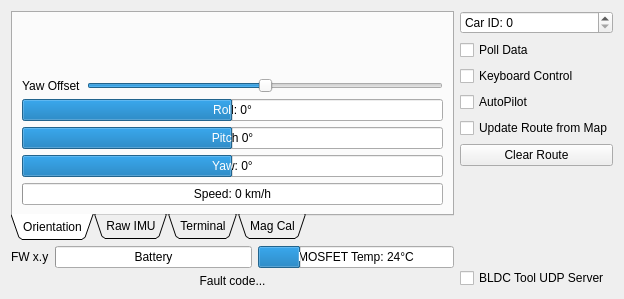
The window that Linux/RC_Car_Tool/carinterface.ui (vedderb/rise_sdvp) describes before a commit, drawn with Qt 5.
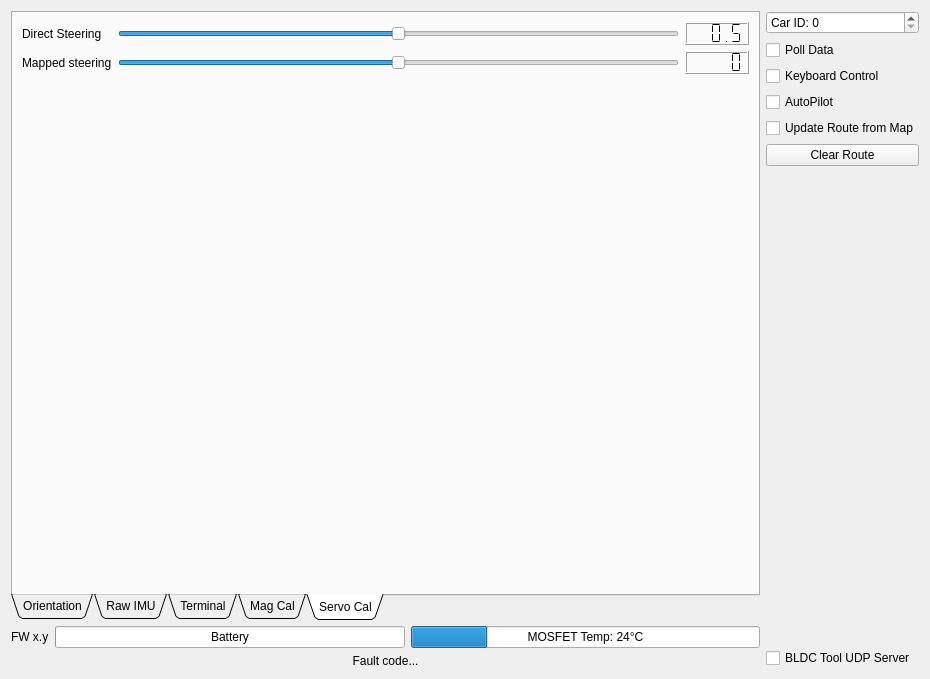
The same window after the commit. The open tabs and pages were chosen to show the change. Custom widgets are drawn as their Qt base class.

The edit to the form file:
```diff
--- a/Linux/RC_Car_Tool/carinterface.ui
+++ b/Linux/RC_Car_Tool/carinterface.ui
@@ -6,8 +6,8 @@
    <rect>
     <x>0</x>
     <y>0</y>
-    <width>624</width>
-    <height>299</height>
+    <width>930</width>
+    <height>679</height>
    </rect>
   </property>
   <property name="windowTitle">
@@ -251,6 +251,102 @@
          </item>
         </layout>
        </widget>
+       <widget class="QWidget" name="tab_5">
+        <attribute name="title">
+         <string>Servo Cal</string>
+        </attribute>
+        <layout class="QVBoxLayout" name="verticalLayout_7">
+         <item>
+          <layout class="QGridLayout" name="gridLayout">
+           <item row="0" column="0">
+            <widget class="QLabel" name="label_2">
+             <property name="text">
+              <string>Direct Steering</string>
+             </property>
+            </widget>
+           </item>
+           <item row="0" column="1">
+            <widget class="QSlider" name="servoDirectSlider">
+             <property name="minimum">
+              <number>0</number>
+             </property>
+             <property name="maximum">
+              <number>1000</number>
+             </property>
+             <property name="singleStep">
+              <number>10</number>
+             </property>
+             <property name="value">
+              <number>500</number>
+             </property>
+             <property name="orientation">
+              <enum>Qt::Horizontal</enum>
+             </property>
+            </widget>
+           </item>
+           <item row="0" column="2">
+            <widget class="QLCDNumber" name="servoDirectNumber">
+             <property name="segmentStyle">
+              <enum>QLCDNumber::Flat</enum>
+             </property>
+             <property name="value" stdset="0">
+              <double>0.500000000000000</double>
+             </property>
+            </widget>
+           </item>
+           <item row="1" column="0">
+            <widget class="QLabel" name="label_3">
+             <property name="text">
+              <string>Mapped steering</string>
+             </property>
+            </widget>
+           </item>
+           <item row="1" column="1">
+            <widget class="QSlider" name="servoMappedSlider">
+             <property name="minimum">
+              <number>-1000</number>
+             </property>
+             <property name="maximum">
+              <number>1000</number>
+             </property>
+             <property name="singleStep">
+              <number>10</number>
+             </property>
+             <property name="value">
+              <number>0</number>
+             </property>
+             <property name="orientation">
+              <enum>Qt::Horizontal</enum>
+             </property>
+            </widget>
+           </item>
+           <item row="1" column="2">
+            <widget class="QLCDNumber" name="servoMappedNumber">
+             <property name="segmentStyle">
+              <enum>QLCDNumber::Flat</enum>
+             </property>
+             <property name="value" stdset="0">
+              <double>0.000000000000000</double>
+             </property>
+            </widget>
+           </item>
+          </layout>
+         </item>
+         <item>
+          <spacer name="verticalSpacer_3">
+           <property name="orientation">
+            <enum>Qt::Vertical</enum>
+           </property>
+           <property name="sizeHint" stdset="0">
+            <size>
+             <width>20</width>
+             <height>477</height>
+            </size>
+           </property>
+          </spacer>
+         </item>
+        </layout>
+       </widget>
       </widget>
      </item>
      <item>
```
